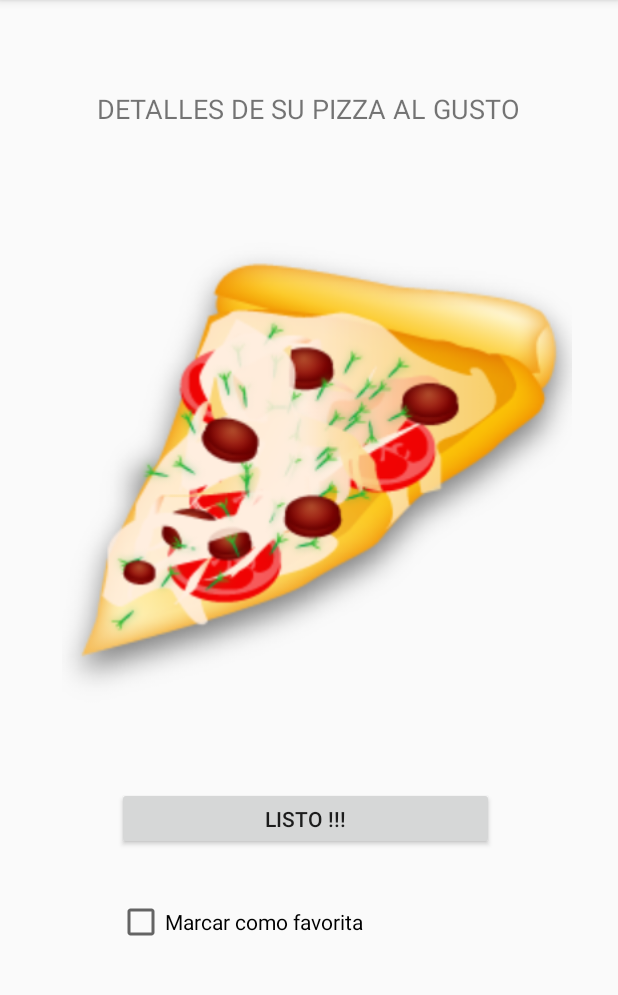
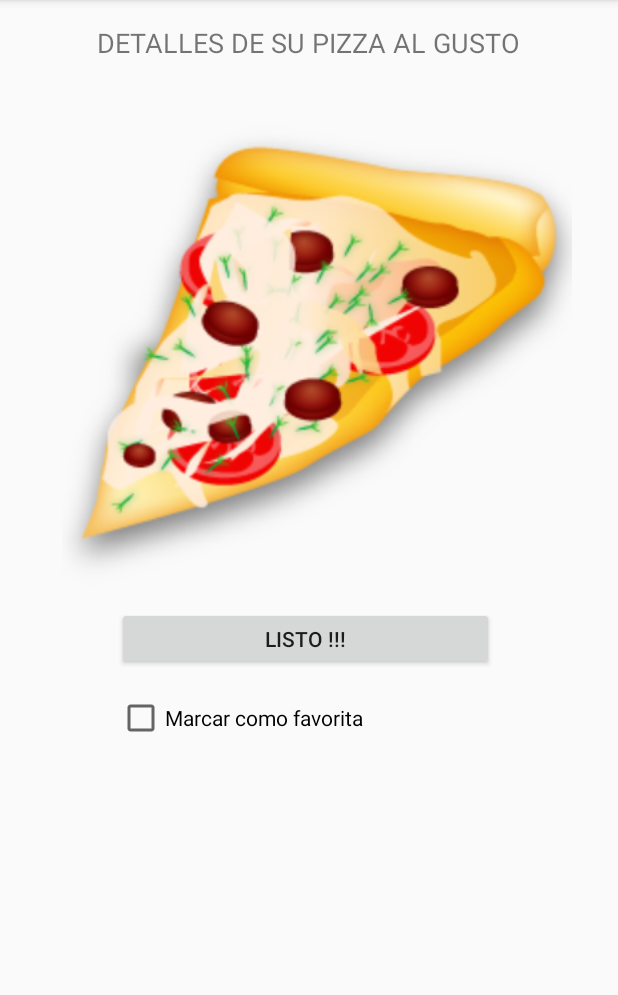
Before and after one commit to rpf1980/ANDROID_pcCompartido, an Android app: the GUI_DetallePizzaGusto screen opened directly, with no data from a screen before it, on a phone screen of 412 x 824 dp, the part 84-1079 px from its top. Run offline under Robolectric (Android 15) with nearby library versions, the phone set to English and light mode, and no system bars.

Commit message:
chore(msi): changes in view

```diff
--- a/Pizzeria_V04/app/src/main/res/layout/activity_gui__detalle_pizza_gusto.xml
+++ b/Pizzeria_V04/app/src/main/res/layout/activity_gui__detalle_pizza_gusto.xml
@@ -10,7 +10,7 @@
         android:id="@+id/textView12"
         android:layout_width="wrap_content"
         android:layout_height="wrap_content"
-        android:layout_marginTop="60dp"
+        android:layout_marginTop="16dp"
         android:text="@string/strTvDetallePizzaGusto"
         android:textSize="18sp"
         app:layout_constraintEnd_toEndOf="parent"
@@ -21,7 +21,7 @@
         android:id="@+id/imageView2"
         android:layout_width="369dp"
         android:layout_height="340dp"
-        android:layout_marginTop="50dp"
+        android:layout_marginTop="16dp"
         app:layout_constraintEnd_toEndOf="parent"
         app:layout_constraintHorizontal_bias="0.619"
         app:layout_constraintStart_toStartOf="parent"
@@ -32,7 +32,7 @@
         android:id="@+id/idBtnDetallesPizzaGusto"
         android:layout_width="251dp"
         android:layout_height="42dp"
-        android:layout_marginTop="50dp"
+        android:layout_marginTop="8dp"
         android:text="@string/strBtnListo"
         app:layout_constraintEnd_toEndOf="parent"
         app:layout_constraintHorizontal_bias="0.487"
@@ -43,7 +43,7 @@
         android:id="@+id/idCheckMarcaFavDetallPizzGusto"
         android:layout_width="wrap_content"
         android:layout_height="wrap_content"
-        android:layout_marginTop="32dp"
+        android:layout_marginTop="16dp"
         android:text="@string/strCheckMarcaFavorita"
         app:layout_constraintStart_toStartOf="@+id/idBtnDetallesPizzaGusto"
         app:layout_constraintTop_toBottomOf="@+id/idBtnDetallesPizzaGusto" />
```
